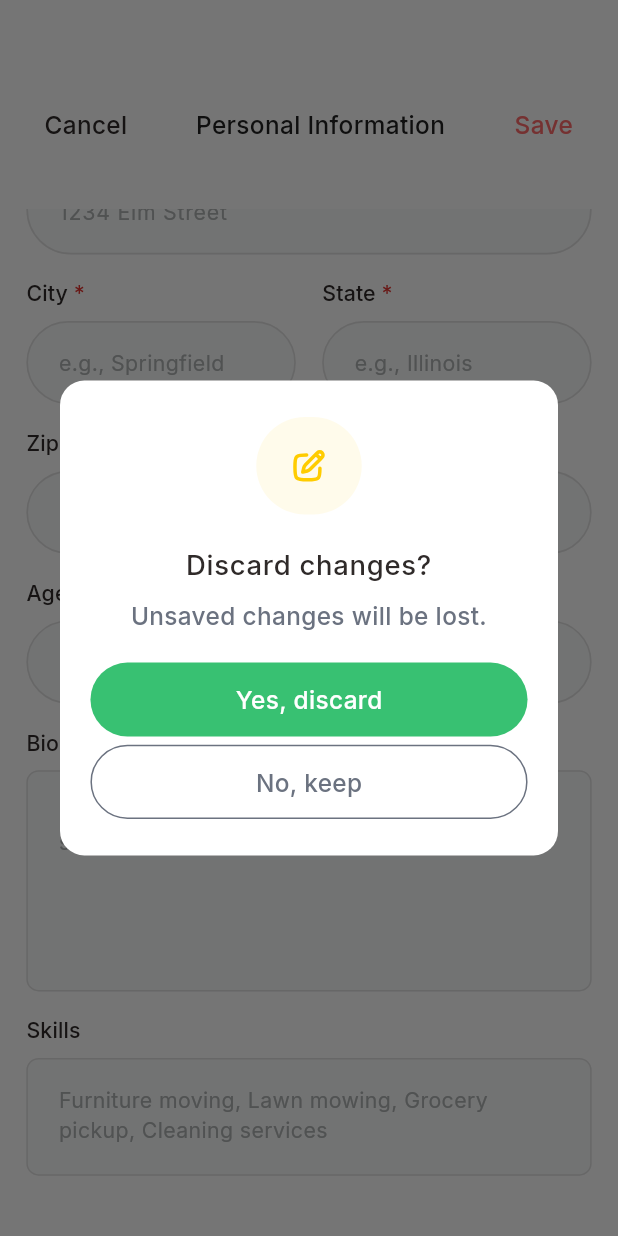
After one commit to backbencherstudio/metalhead10701_app, a Flutter app: the PersonalInfoEditingScreen screen opened by its route, scrolled down 291 dp, after a tap on "Cancel", on a phone screen of 412 x 824 dp. The commit adds this screen. Run offline on Flutter 3.47's test engine with Material 3 defaults, Android fonts, the phone set to English and light mode, and no system bars; our stand-ins replace dotted_border, fl_chart, flutter_riverpod, flutter_screenutil, flutter_svg, go_router and 2 more.

Commit message:
added profile screen and edit profile screen

```diff
--- a/lib/core/constant/icons.dart
+++ b/lib/core/constant/icons.dart
@@ -14,6 +14,7 @@ class AppIcons {
   static const String movingSvg = '$iconPath/package_moving.svg';
   static const String cleaningSvg = '$iconPath/cleaning_bucket.svg';
   static const String notificationSvg = '$iconPath/notification.svg';
+  static const String notification2Svg = '$iconPath/notification_2.svg';
   static const String moneySvg = '$iconPath/money_bag.svg';
   static const String starSvg = '$iconPath/star.svg';
   static const String filesSvg = '$iconPath/files.svg';
@@ -22,6 +23,14 @@ class AppIcons {
   static const String menuSvg = '$iconPath/menu_circle.svg';
   static const String uploadSvg = '$iconPath/upload.svg';
   static const String checkMarkSvg = '$iconPath/checkmark_circle.svg';
+  static const String creditSvg = '$iconPath/credit_card.svg';
+  static const String idSvg = '$iconPath/id.svg';
+  static const String jobSearchSvg = '$iconPath/job_search.svg';
+  static const String logoutSvg = '$iconPath/logout.svg';
+  static const String newJobSvg = '$iconPath/new_job.svg';
+  static const String pencilEditSvg = '$iconPath/pencil_edit.svg';
+  static const String arrowRightSvg = '$iconPath/arrowRightSvg.svg';
+  static const String trashSvg = '$iconPath/trash.svg';
 
 
   // bottom navbar
--- a/lib/core/constant/images.dart
+++ b/lib/core/constant/images.dart
@@ -7,6 +7,7 @@ class AppImages {
   static const String imageTwo = '$imagePath/imageTwo.png';
   static const String logowhite = '$imagePath/logowhite.png';
   static const String mainLogoWhite = '$imagePath/mainLogo_white.png';
+  static const String profilePng = '$imagePath/profile.png';
 
   //Navbar Icons
   static const String connection = '$imagePath/connection.png';
--- a/lib/core/routes/part_of_import.dart
+++ b/lib/core/routes/part_of_import.dart
@@ -5,6 +5,8 @@ import 'package:metal_head/features/screen/after_accept_counter_offer/presentati
 import 'package:metal_head/features/screen/dashboard_flow/user/user_home_screen/presentation/user_home_screen.dart';
 import 'package:metal_head/features/screen/job_counter_offer_screen/presentation/counter_offer_accepted_screen.dart';
 import 'package:metal_head/features/screen/job_post_screen/presentation/job_post_screen.dart';
+import 'package:metal_head/features/screen/profile_screen/presentation/personal_info_editing_screen.dart';
+import 'package:metal_head/features/screen/profile_screen/presentation/profile_screen.dart';
 import '../../features/screen/after_accept_counter_offer/presentation/after_accept_job_user_side.dart';
 import '../../features/screen/auth_flow/complete_profile_setup_screen/presentation/complete_profile_setup_screen.dart';
 import '../../features/screen/auth_flow/create_account_screen/presentation/create_account_screen.dart';
--- a/lib/core/routes/route_config.dart
+++ b/lib/core/routes/route_config.dart
@@ -44,8 +44,8 @@ class RouteConfig {
           StatefulShellBranch(
             routes: [
               GoRoute(
-                path: RouteName.profileScreen1,
-                builder: (context, state) => const UserHomeScreen(),
+                path: RouteName.profileScreen,
+                builder: (context, state) => const ProfileScreen(),
               ),
             ],
           ),
@@ -269,6 +269,14 @@ class RouteConfig {
         },
       ),
 
+      GoRoute(
+        name: RouteName.personalInfoEditingScreen,
+        path: RouteName.personalInfoEditingScreen,
+        pageBuilder: (context, state) {
+          return const MaterialPage(child: PersonalInfoEditingScreen());
+        },
+      ),
+
       // GoRoute(
       //   name: RouteName.ebookPlay,
       //   path: '${RouteName.ebookPlay}/:ebookId',
--- a/lib/core/routes/route_name.dart
+++ b/lib/core/routes/route_name.dart
@@ -36,6 +36,10 @@ class RouteName {
   static const String afterAcceptJobUserSide = "/AfterAcceptJobUserSide";
   static const String jobPostScreen = "/JobPostScreen";
   static const String counterOfferAcceptedScreen = "/CounterOfferAcceptedScreen";
+  static const String profileScreen = "/ProfileScreen";
+  static const String personalInfoEditingScreen = "/PersonalInfoEditingScreen";
+
+
   //Search Flow
   static const String searchScreen = "/SearchScreen";
   static const String filterScreen = "/FilterScreen";
--- a/lib/core/theme/theme_extension/app_colors.dart
+++ b/lib/core/theme/theme_extension/app_colors.dart
@@ -25,6 +25,7 @@ class AppColors {
   static const Color bgColor7 = Color(0xff38C172);
   static const Color bgColor8 = Color(0xff3182CE);
   static const Color bgColor9 = Color(0xffE3342F);
+  static const Color bgColor10 = Color(0xffEDF4FE);
   static const Color bgTransparent = Colors.transparent;
 
 
@@ -34,12 +35,14 @@ class AppColors {
   static const Color headlineTextColor2 = Color(0xff071731);
   static const Color headlineTextColor3 = Color(0xff000000);
   static const Color headlineTextColor4 = Color(0xff0B0B0B);
+  static const Color headlineTextColor5 = Color(0xff202020);
   static const Color blackHeadline = Color(0xff2F3131);
   static const Color greyTextColor = Color(0xff6B7280);
   static const Color lightGreyTextColor = Color(0xff6B7280);
   static const Color greyTextColor2 = Color(0xff5B5F5F);
   static const Color redTextColor = Color(0xffFF6B6B);
   static const Color redTextColor2 = Color(0xffE3342F);
+  static const Color redTextColor3 = Color(0xffD53636);
   static const Color whiteTextColor = Color(0xffFFFFFF);
   static const Color inputTextColor = Color(0xffAEB2B2);
   static const Color greenTextColor = Color(0xFF38C172);
--- /dev/null
+++ b/lib/features/common_widgets/alert_dialogs/personal_info_editing_dialog.dart
@@ -0,0 +1,104 @@
+import 'package:flutter/material.dart';
+import 'package:flutter_screenutil/flutter_screenutil.dart';
+import 'package:flutter_svg/flutter_svg.dart';
+import 'package:go_router/go_router.dart';
+import 'package:metal_head/core/constant/icons.dart';
+import 'package:metal_head/core/routes/route_name.dart';
+import 'package:metal_head/core/theme/theme_extension/app_colors.dart';
+import 'package:metal_head/features/screen/auth_flow/splash/presentation/widgets/custom_button.dart';
+
+void onPersonalInfoEditingTap(BuildContext context) {
+  showDialog(
+    context: context,
+    builder: (_) {
+      final style = Theme.of(context).textTheme;
+      return Dialog(
+        shape: RoundedRectangleBorder(
+          borderRadius: BorderRadiusGeometry.circular(16.r),
+        ),
+        backgroundColor: Colors.white,
+        elevation: 1,
+        child: Padding(
+          padding: EdgeInsets.symmetric(horizontal: 20.h, vertical: 24.h),
+          child: Column(
+            mainAxisSize: MainAxisSize.min,
+            crossAxisAlignment: CrossAxisAlignment.center,
+            children: [
+              Container(
+                height: 64.h,
+                width: 64.w,
+                decoration: BoxDecoration(
+                  borderRadius: BorderRadius.circular(100.r),
+                  color: AppColors.bgColor5.withAlpha(20),
+                ),
+                child: Padding(
+                  padding: const EdgeInsets.all(20),
+                  child: SvgPicture.asset(
+                    AppIcons.pencilEditSvg,
+                    height: 32.h,
+                    width: 32.w,
+                    colorFilter: ColorFilter.mode(
+                      AppColors.bgColor5,
+                      BlendMode.srcIn,
+                    ),
+                  ),
+                ),
+              ),
+              SizedBox(height: 20.h),
+              Text(
+                textAlign: TextAlign.center,
+                "Discard changes?",
+                style: style.bodyLarge?.copyWith(
+                  color: AppColors.headlineTextColor,
+                ),
+              ),
+              SizedBox(height: 8.h),
+              Text(
+                textAlign: TextAlign.center,
+                'Unsaved changes will be lost.',
+                style: style.bodyMedium?.copyWith(
+                  color: AppColors.greyTextColor,
+                ),
+              ),
+              SizedBox(height: 20.h),
+              Column(
+                // mainAxisAlignment: MainAxisAlignment.spaceEvenly,
+                children: [
+                  CustomButton(
+                    text: 'Yes, discard',
+                    width: double.infinity,
+                    padding: EdgeInsets.symmetric(
+                      horizontal: 24.w,
+                      vertical: 12.h,
+                    ),
+                    textColor: AppColors.whiteTextColor,
+                    containerColor: AppColors.bgColor7,
+                    onPressed: () {
+                      Navigator.of(context, rootNavigator: true).pop(); // Dismiss dialog first
+                      context.go(RouteName.profileScreen); // Then navigate
+                    },
+                  ),
+                  SizedBox(height: 5.w),
+                  CustomButton(
+                    text: 'No, keep',
+                    width: double.infinity,
+                    padding: EdgeInsets.symmetric(
+                      horizontal: 24.w,
+                      vertical: 12.h,
+                    ),
+                    containerColor: AppColors.bgTransparent,
+                    textColor: AppColors.greyTextColor,
+                    borderColor: AppColors.greyTextColor,
+                    onPressed: () {
+                      Navigator.of(context, rootNavigator: true).pop();
+                    },
+                  ),
+                ],
+              ),
+            ],
+          ),
+        ),
+      );
+    },
+  );
+}
--- /dev/null
+++ b/lib/features/screen/profile_screen/presentation/personal_info_editing_screen.dart
@@ -0,0 +1,303 @@
+import 'package:flutter/material.dart';
+import 'package:flutter_screenutil/flutter_screenutil.dart';
+import 'package:flutter_svg/svg.dart';
+import 'package:metal_head/core/constant/icons.dart';
+import 'package:metal_head/core/constant/images.dart';
+import 'package:metal_head/core/theme/theme_extension/app_colors.dart';
+import 'package:metal_head/features/common_widgets/alert_dialogs/personal_info_editing_dialog.dart';
+import 'package:metal_head/features/screen/auth_flow/create_account_screen/presentation/widgets/input_label_text.dart';
+
+class PersonalInfoEditingScreen extends StatefulWidget {
+  const PersonalInfoEditingScreen({super.key});
+
+  @override
+  State<PersonalInfoEditingScreen> createState() =>
+      _PersonalInfoEditingScreenState();
+}
+
+class _PersonalInfoEditingScreenState extends State<PersonalInfoEditingScreen> {
+  @override
+  Widget build(BuildContext context) {
+    final style = Theme.of(context).textTheme;
+    return Scaffold(
+      body: Padding(
+        padding: EdgeInsets.symmetric(horizontal: 16.w),
+        child: Column(
+          children: [
+            SizedBox(height: 50.h),
+            Padding(
+              padding: EdgeInsets.symmetric(vertical: 8.h),
+              child: Row(
+                mainAxisAlignment: MainAxisAlignment.spaceBetween,
+                children: [
+                  TextButton(
+                    onPressed: () {
+                      onPersonalInfoEditingTap(context);
+                    },
+                    child: Text(
+                      'Cancel',
+                      style: style.bodyMedium?.copyWith(
+                        color: AppColors.headlineTextColor,
+                        fontWeight: FontWeight.w500,
+                      ),
+                    ),
+                  ),
+                  Text(
+                    'Personal Information',
+                    style: style.bodyMedium?.copyWith(
+                      color: AppColors.headlineTextColor5,
+                      fontWeight: FontWeight.w500,
+                    ),
+                  ),
+                  TextButton(
+                    onPressed: () {},
+                    child: Text(
+                      'Save',
+                      style: style.bodyMedium?.copyWith(
+                        color: AppColors.bgColor1,
+                        fontWeight: FontWeight.w500,
+                      ),
+                    ),
+                  ),
+                ],
+              ),
+            ),
+            SizedBox(height: 24.h),
+
+            Expanded(
+              child: SingleChildScrollView(
+                child: Column(
+                  crossAxisAlignment: CrossAxisAlignment.start,
+                  children: [
+                    Column(
+                      crossAxisAlignment: CrossAxisAlignment.center,
+                      children: [
+                        Image.asset(AppImages.profilePng, height: 64.h, width: 64.w,fit: BoxFit.cover,),
+                        SizedBox(height: 16.h),
+                        Row(
+                          mainAxisAlignment: MainAxisAlignment.center,
+                          children: [
+                            SvgPicture.asset(
+                              AppIcons.trashSvg,
+                              height: 24.h,
+                              width: 24.w,
+                            ),
+                            Text(
+                              'Delete photo',
+                              style: style.bodyMedium?.copyWith(
+                                color: AppColors.redTextColor3,
+                                fontWeight: FontWeight.w500,
+                              ),
+                            ),
+                          ],
+                        ),
+                      ],
+                    ),
+
+                    SizedBox(height: 24.h),
+
+                    Column(
+                      crossAxisAlignment: CrossAxisAlignment.start,
+                      children: [
+                        InputLabel(labelText: 'Email', style: style),
+                        SizedBox(height: 8.h),
+                        TextFormField(
+                          decoration: InputDecoration(
+                            hintText: 'josephine050@gmail.com',
+                          ),
+                        ),
+                        SizedBox(height: 16.h),
+
+                        InputLabel(labelText: 'Address', style: style),
+                        SizedBox(height: 8.h),
+                        TextFormField(
+                          decoration: InputDecoration(
+                            hintText: '1234 Elm Street',
+                          ),
+                        ),
+                        SizedBox(height: 16.h),
+
+                        Row(
+                          children: [
+                            Expanded(
+                              child: Column(
+                                crossAxisAlignment: CrossAxisAlignment.start,
+                                children: [
+                                  InputLabel(
+                                    style: style,
+                                    labelText: 'City',
+                                    optional: ' *',
+                                  ),
+                                  SizedBox(height: 8.h),
+                                  TextFormField(
+                                    style: style.bodyMedium?.copyWith(
+                                      color: AppColors.headlineTextColor,
+                                    ),
+                                    decoration: InputDecoration(
+                                      hintText: 'e.g., Springfield',
+                                    ),
+                                  ),
+                                ],
+                              ),
+                            ),
+                            SizedBox(width: 16.w),
+                            Expanded(
+                              child: Column(
+                                crossAxisAlignment: CrossAxisAlignment.start,
+                                children: [
+                                  InputLabel(
+                                    style: style,
+                                    labelText: 'State',
+                                    optional: ' *',
+                                  ),
+                                  SizedBox(height: 8.h),
+                                  TextFormField(
+                                    style: style.bodyMedium?.copyWith(
+                                      color: AppColors.headlineTextColor,
+                                    ),
+                                    decoration: InputDecoration(
+                                      hintText: 'e.g., Illinois',
+                                    ),
+                                  ),
+                                ],
+                              ),
+                            ),
+                          ],
+                        ),
+
+                        SizedBox(height: 16.h),
+                        InputLabel(style: style, labelText: 'Zip Code',),
+                        SizedBox(height: 8.h),
+                        TextFormField(
+                          style: style.bodyMedium?.copyWith(
+                            color: AppColors.headlineTextColor,
+                          ),
+                          decoration: InputDecoration(hintText: 'e.g., 12345'),
+                        ),
+
+                        SizedBox(height: 16.h),
+                        Row(
+                          children: [
+                            Expanded(
+                              child: Column(
+                                crossAxisAlignment: CrossAxisAlignment.start,
+                                children: [
+                                  InputLabel(
+                                    style: style,
+                                    labelText: 'Age',
+                                  ),
+                                  SizedBox(height: 8.h),
+                                  TextFormField(
+                                    style: style.bodyMedium?.copyWith(
+                                      color: AppColors.headlineTextColor,
+                                    ),
+                                    decoration: InputDecoration(
+                                      hintText: '24',
+                                    ),
+                                  ),
+                                ],
+                              ),
+                            ),
+                            SizedBox(width: 16.w),
+                            Expanded(
+                              child: Column(
+                                crossAxisAlignment: CrossAxisAlignment.start,
+                                children: [
+                                  InputLabel(
+                                    style: style,
+                                    labelText: 'Birthday',
+                                  ),
+                                  SizedBox(height: 8.h),
+                                  TextFormField(
+                                    style: style.bodyMedium?.copyWith(
+                                      color: AppColors.headlineTextColor,
+                                    ),
+                                    decoration: InputDecoration(
+                                      hintText: '14/12/2003',
+                                    ),
+                                  ),
+                                ],
+                              ),
+                            ),
+
+                          ],
+                        ),
+
+                        SizedBox(height: 16.h),
+                        InputLabel(
+                          style: style,
+                          labelText: 'Bio',
+                          color: AppColors.greyTextColor,
+                        ),
+                        SizedBox(height: 8.h),
+                        TextFormField(
+                          style: style.bodyMedium?.copyWith(
+                            color: AppColors.headlineTextColor,
+                          ),
+                          maxLines: 5,
+                          decoration: InputDecoration(
+                            hintText: 'Enthusiastic helper with a passion for supporting people in need.',
+                            enabledBorder: OutlineInputBorder(
+                              borderRadius: BorderRadius.circular(8.r),
+                              borderSide: BorderSide(color: AppColors.borderColor),
+                            ),
+
+                            errorBorder: OutlineInputBorder(
+                              borderRadius: BorderRadius.circular(8.r),
+                            ),
+
+                            focusedBorder: OutlineInputBorder(
+                              borderRadius: BorderRadius.circular(8.r),
+                            ),
+
+                            focusedErrorBorder: OutlineInputBorder(
+                              borderRadius: BorderRadius.circular(8.r),
+                            ),
+                          ),
+                        ),
+
+                        SizedBox(height: 16.h),
+                        InputLabel(
+                          style: style,
+                          labelText: 'Skills',
+                          color: AppColors.greyTextColor,
+                        ),
+                        SizedBox(height: 8.h),
+                        TextFormField(
+                          style: style.bodyMedium?.copyWith(
+                            color: AppColors.headlineTextColor,
+                          ),
+                          maxLines: 2,
+                          decoration: InputDecoration(
+                            hintText: 'Furniture moving, Lawn mowing, Grocery pickup, Cleaning services',
+                            enabledBorder: OutlineInputBorder(
+                              borderRadius: BorderRadius.circular(8.r),
+                              borderSide: BorderSide(color: AppColors.borderColor),
+                            ),
+
+                            errorBorder: OutlineInputBorder(
+                              borderRadius: BorderRadius.circular(8.r),
+                            ),
+
+                            focusedBorder: OutlineInputBorder(
+                              borderRadius: BorderRadius.circular(8.r),
+                            ),
+
+                            focusedErrorBorder: OutlineInputBorder(
+                              borderRadius: BorderRadius.circular(8.r),
+                            ),
+                          ),
+                        ),
+                      ],
+                    ),
+                    SizedBox(height: 40.h),
+                  ],
+                ),
+              ),
+            ),
+          ],
+        ),
+      ),
+    );
+  }
+}
```
Also changed, not shown: lib/features/screen/profile_screen/presentation/profile_screen.dart (added, +134 -0 lines), lib/features/screen/profile_screen/presentation/widgets/personal_info_list.dart (added, +112 -0 lines), assets/icons/arrowRightSvg.svg (added), assets/icons/credit_card.svg (added), assets/icons/id.svg (added), assets/icons/job_search.svg (added), assets/icons/logout.svg (added), assets/icons/new_job.svg (added), assets/icons/notification_2.svg (added), assets/icons/pencil_edit.svg (added), assets/icons/trash.svg (added), assets/images/profile.png (added).
